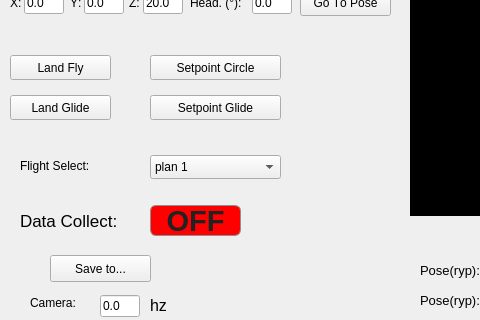
Old version of the form rqt_fix_wing_gui/resource/fixedwing_widget.ui in the repository SJTU-MKH/Qtgui_for_fixed_wing; both pictures show x 0 to 480 and y 125 to 445 of the 891 by 550 pixel window.
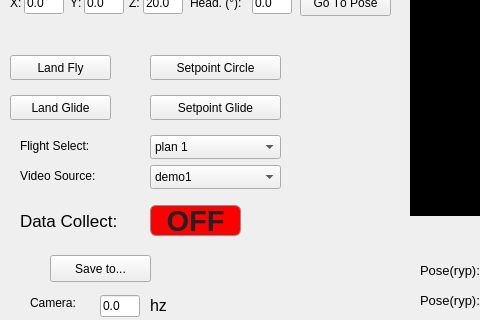
New version of the form.

Patch:
```diff
--- a/rqt_fix_wing_gui/resource/fixedwing_widget.ui
+++ b/rqt_fix_wing_gui/resource/fixedwing_widget.ui
@@ -772,7 +772,7 @@
    <property name="geometry">
     <rect>
      <x>150</x>
-     <y>280</y>
+     <y>260</y>
      <width>131</width>
      <height>24</height>
     </rect>
@@ -795,7 +795,7 @@
    <property name="geometry">
     <rect>
      <x>20</x>
-     <y>270</y>
+     <y>250</y>
      <width>101</width>
      <height>41</height>
     </rect>
@@ -1494,6 +1494,47 @@
     <string>Take Off</string>
    </property>
   </widget>
+  <widget class="QComboBox" name="Box_video_src">
+   <property name="geometry">
+    <rect>
+     <x>150</x>
+     <y>290</y>
+     <width>131</width>
+     <height>24</height>
+    </rect>
+   </property>
+   <property name="editable">
+    <bool>false</bool>
+   </property>
+   <item>
+    <property name="text">
+     <string>demo1</string>
+    </property>
+   </item>
+   <item>
+    <property name="text">
+     <string>demo2</string>
+    </property>
+   </item>
+   <item>
+    <property name="text">
+     <string>demo3</string>
+    </property>
+   </item>
+  </widget>
+  <widget class="QLabel" name="label_video_select">
+   <property name="geometry">
+    <rect>
+     <x>20</x>
+     <y>280</y>
+     <width>101</width>
+     <height>41</height>
+    </rect>
+   </property>
+   <property name="text">
+    <string>Video Source:</string>
+   </property>
+  </widget>
  </widget>
  <resources/>
  <connections/>
```
